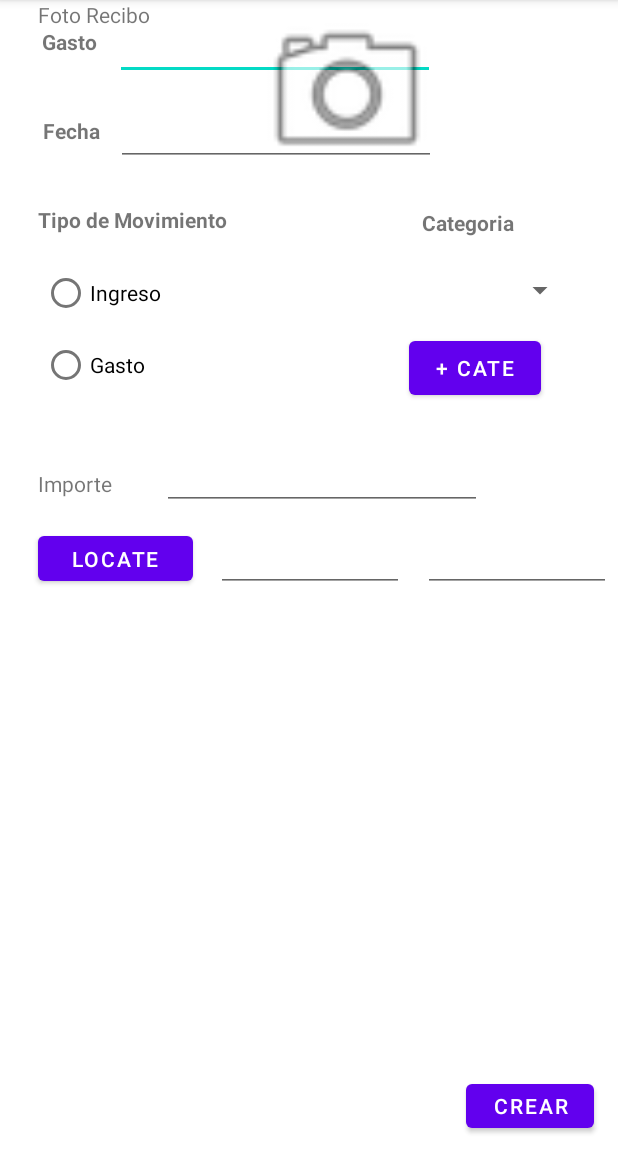
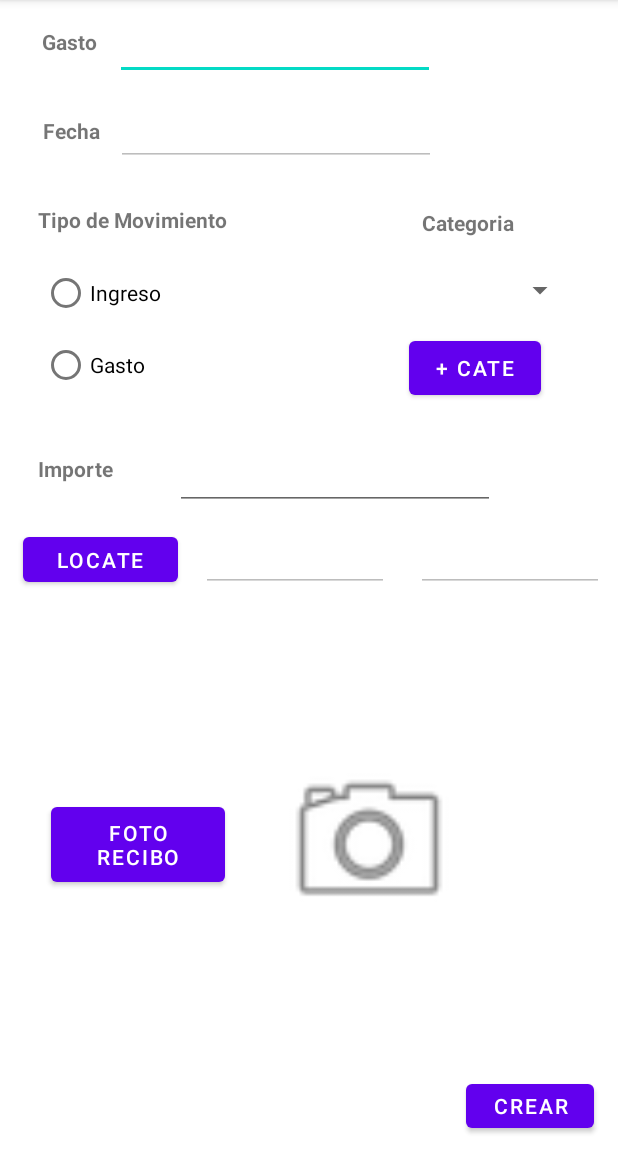
Before and after one commit to vicentjordi/MyWonderfulMoneyControl, an Android app: the activity_Movimiento screen opened directly, with no data from a screen before it, on a phone screen of 412 x 824 dp, the part 84-1236 px from its top. Run offline under Robolectric (Android 15) with nearby library versions, the phone set to English and light mode, and no system bars.

Commit message:
+Camara fer foto i guardar en ImageView

```diff
--- a/app/src/main/java/edu/jordivicent/mywonderfulmoneycontrol/Utils/miSQLiteHelper.kt
+++ b/app/src/main/java/edu/jordivicent/mywonderfulmoneycontrol/Utils/miSQLiteHelper.kt
@@ -9,7 +9,7 @@ class miSQLiteHelper(context: Context) : SQLiteOpenHelper(
 
     context,"moneyControl.db", null, 1) {
     override fun onCreate(db: SQLiteDatabase?) {
-        val  ordenCreacion = "CREATE TABLE categoria " +
+        val  ordenCreacion = "CREATE TABLE IF NOT EXISTS categoria " +
                 "(_id STRING PRIMARY KEY AUTOINCREMENT," +
                 "gasto TEXT NOT NULL, fecha DATE NOT NULL, " +
                 "tipo TEXT NOT NULL, categoria TEXT NOT NULL, " +
--- a/app/src/main/java/edu/jordivicent/mywonderfulmoneycontrol/activity_Movimiento.kt
+++ b/app/src/main/java/edu/jordivicent/mywonderfulmoneycontrol/activity_Movimiento.kt
@@ -1,11 +1,18 @@
 package edu.jordivicent.mywonderfulmoneycontrol
 
 import android.Manifest
+import android.content.Intent
 import android.content.pm.PackageManager
+import android.graphics.Bitmap
 import androidx.appcompat.app.AppCompatActivity
 import android.os.Bundle
+import android.provider.MediaStore
 import android.widget.Button
 import android.widget.EditText
+import android.widget.ImageView
+import androidx.activity.result.ActivityResult
+import androidx.activity.result.ActivityResultCallback
+import androidx.activity.result.contract.ActivityResultContracts
 import androidx.core.app.ActivityCompat
 import com.google.android.gms.location.FusedLocationProviderClient
 import com.google.android.gms.location.LocationServices
@@ -15,18 +22,38 @@ class activity_Movimiento : AppCompatActivity() {
     lateinit var moneyControlDB: miSQLiteHelper
     private lateinit var fusedLocation: FusedLocationProviderClient
 
+    //Crear launcher para la activity de la camara
+    private val camaraLauncher = registerForActivityResult(ActivityResultContracts.StartActivityForResult()){ activityResult->
+        if(activityResult.resultCode == RESULT_OK){
+            //Guardar los datos de la imagen
+            val intent = activityResult.data
+            //Convertir los datos de intent en Bitmap
+            val imageBitmap = intent?.extras?.get("data") as Bitmap
+            val img = findViewById<ImageView>(R.id.imgFoto)
+            //Poner la imagen hecha en el ImageView
+            img.setImageBitmap(imageBitmap)
+        }
+    }
     override fun onCreate(savedInstanceState: Bundle?) {
         super.onCreate(savedInstanceState)
         setContentView(R.layout.activity_movimiento)
 
         moneyControlDB = miSQLiteHelper(this)
 
+        //Asignar Botones
         var crear = findViewById(R.id.btnCrear) as Button
         var locate = findViewById(R.id.btLocate) as Button
+        var foto = findViewById(R.id.btnFoto) as Button
 
         fusedLocation = LocationServices.getFusedLocationProviderClient(this)
 
         locate.setOnClickListener{locateMe()}
+        foto.setOnClickListener{
+            //Crear Intent camara
+            val intent = Intent(MediaStore.ACTION_IMAGE_CAPTURE)
+            //Ejecutar camaraLauncher
+            camaraLauncher.launch(intent)
+        }
 
     }
 
@@ -34,6 +61,7 @@ class activity_Movimiento : AppCompatActivity() {
         var longitud = findViewById(R.id.ptLong) as EditText
         var latiud = findViewById(R.id.ptLat) as EditText
 
+        //Comprovar perimisos de Localizacion
         if (ActivityCompat.checkSelfPermission(
                 this,
                 Manifest.permission.ACCESS_FINE_LOCATION
@@ -45,10 +73,14 @@ class activity_Movimiento : AppCompatActivity() {
             return
         }
         fusedLocation.lastLocation.addOnSuccessListener { location ->
+            //Comprobar si location es null
             if (location != null) {
+                //Pone la latitud
                 latiud.setText(location.latitude.toString())
+                //Pone la Longitud
                 longitud.setText((location.longitude.toString()))
             }
         }//end_fusedLocation
-    }
+    }//end_locateMe
+
 }
--- a/app/src/main/res/layout/activity_movimiento.xml
+++ b/app/src/main/res/layout/activity_movimiento.xml
@@ -54,6 +54,7 @@
         android:layout_marginTop="12dp"
         android:layout_marginEnd="121dp"
         android:ems="10"
+        android:enabled="false"
         android:inputType="textPersonName"
         app:layout_constraintEnd_toEndOf="parent"
         app:layout_constraintTop_toBottomOf="@+id/ptGasto"
@@ -119,11 +120,12 @@
 
     <TextView
         android:id="@+id/tvImporte"
-        android:layout_width="wrap_content"
-        android:layout_height="wrap_content"
+        android:layout_width="67dp"
+        android:layout_height="30dp"
         android:layout_marginStart="25dp"
-        android:layout_marginTop="45dp"
+        android:layout_marginTop="35dp"
         android:text="@string/tvImporte"
+        android:textStyle="bold"
         app:layout_constraintStart_toStartOf="parent"
         app:layout_constraintTop_toBottomOf="@+id/radioGroup" />
 
@@ -141,25 +143,19 @@
         app:layout_constraintTop_toBottomOf="@+id/radioGroup"
         tools:ignore="TouchTargetSizeCheck,SpeakableTextPresentCheck" />
 
-    <TextView
-        android:id="@+id/tvFoto"
-        android:layout_width="wrap_content"
-        android:layout_height="wrap_content"
-        android:layout_marginStart="25dp"
-        android:text="@string/tvFoto"
-        app:layout_constraintStart_toStartOf="parent"
-        tools:layout_editor_absoluteY="469dp" />
-
     <ImageView
-        android:id="@+id/btnPhoto"
+        android:id="@+id/imgFoto"
         android:layout_width="149dp"
         android:layout_height="122dp"
-        android:layout_marginStart="42dp"
+        android:layout_marginStart="21dp"
+        android:layout_marginTop="26dp"
         android:layout_marginEnd="91dp"
+        android:layout_marginBottom="15dp"
+        app:layout_constraintBottom_toTopOf="@+id/btnCrear"
         app:layout_constraintEnd_toEndOf="parent"
-        app:layout_constraintStart_toEndOf="@+id/tvFoto"
-        app:srcCompat="@android:drawable/ic_menu_camera"
-        tools:layout_editor_absoluteY="418dp" />
+        app:layout_constraintStart_toEndOf="@+id/btnFoto"
+        app:layout_constraintTop_toBottomOf="@+id/ptLat"
+        app:srcCompat="@android:drawable/ic_menu_camera" />
 
     <Button
         android:id="@+id/btnCrear"
@@ -178,7 +174,7 @@
         android:id="@+id/btLocate"
         android:layout_width="103dp"
         android:layout_height="42dp"
-        android:layout_marginStart="25dp"
+        android:layout_marginStart="15dp"
         android:layout_marginTop="19dp"
         android:text="@string/tvLocalizacion"
         app:layout_constraintStart_toStartOf="parent"
@@ -203,6 +199,7 @@
         android:layout_marginStart="15dp"
         android:layout_marginTop="11dp"
         android:ems="10"
+        android:enabled="false"
         android:inputType="numberDecimal"
         app:layout_constraintStart_toEndOf="@+id/btLocate"
         app:layout_constraintTop_toBottomOf="@+id/ptImporte" />
@@ -215,9 +212,22 @@
         android:layout_marginTop="11dp"
         android:layout_marginEnd="5dp"
         android:ems="10"
+        android:enabled="false"
         android:inputType="numberDecimal"
         app:layout_constraintEnd_toEndOf="parent"
         app:layout_constraintStart_toEndOf="@+id/ptLat"
         app:layout_constraintTop_toBottomOf="@+id/ptImporte" />
 
+    <Button
+        android:id="@+id/btnFoto"
+        android:layout_width="116dp"
+        android:layout_height="62dp"
+        android:layout_marginStart="34dp"
+        android:layout_marginTop="64dp"
+        android:layout_marginBottom="100dp"
+        android:text="@string/tvFoto"
+        app:layout_constraintBottom_toBottomOf="parent"
+        app:layout_constraintStart_toStartOf="parent"
+        app:layout_constraintTop_toBottomOf="@+id/btLocate" />
+
 </androidx.constraintlayout.widget.ConstraintLayout>
```
